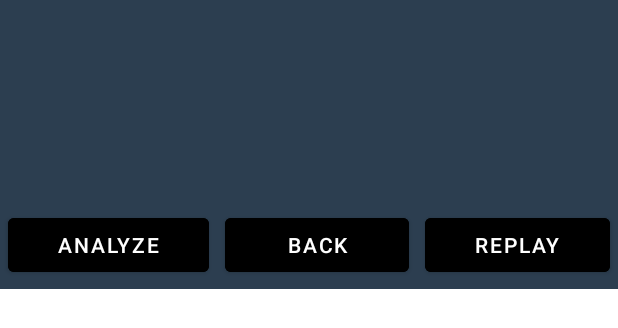
After one commit to Szakul1/chessApp, an Android app: the layout end_dialog.xml on its own in the app's theme, with its tools: preview values and no code run, on a phone screen of 412 x 824 dp. The commit adds this screen. Shown: the top 328 px of the screen. Run offline under Robolectric (Android 15) with nearby library versions, the phone set to English and light mode, and no system bars.

Commit message:
Add end dialog, and checking game finished

```diff
--- a/app/src/main/java/com/example/chessapp/MainActivity.java
+++ b/app/src/main/java/com/example/chessapp/MainActivity.java
@@ -44,6 +44,10 @@ public class MainActivity extends AppCompatActivity {
         viewPager2.setCurrentItem(1);
     }
 
+    public ViewPager2 getViewPager2() {
+        return viewPager2;
+    }
+
     @Override
     public void onBackPressed() {
         if (viewPager2.getCurrentItem() == 0) {
--- a/app/src/main/java/com/example/chessapp/game/logic/Game.java
+++ b/app/src/main/java/com/example/chessapp/game/logic/Game.java
@@ -42,9 +42,9 @@ public class Game {
         board.repaint();
         String returnString = engine.alphaBeta(Engine.globalDepth, Integer.MAX_VALUE,
                 Integer.MIN_VALUE, "", -1, !white);
-//        if (returnString.isEmpty()) {
-//
-//        }
+        if (returnString.isEmpty()) {
+            return "Black";
+        }
         makeMove(returnString.substring(0, 5));
         return returnString.substring(5);
     }
--- /dev/null
+++ b/app/src/main/res/layout/end_dialog.xml
@@ -0,0 +1,54 @@
+<?xml version="1.0" encoding="utf-8"?>
+<LinearLayout xmlns:android="http://schemas.android.com/apk/res/android"
+    android:orientation="vertical"
+    android:background="@color/midnightblue"
+    android:layout_width="match_parent"
+    android:layout_height="wrap_content">
+
+    <TextView
+        android:textColor="@color/white"
+        android:layout_marginVertical="40sp"
+        android:textSize="40sp"
+        android:textAlignment="center"
+        android:id="@+id/result"
+        android:layout_width="match_parent"
+        android:layout_height="wrap_content"
+        />
+
+    <LinearLayout
+        android:layout_width="match_parent"
+        android:layout_height="wrap_content"
+        android:gravity="center"
+        android:orientation="horizontal">
+
+        <Button
+            android:layout_width="wrap_content"
+            android:layout_height="wrap_content"
+            android:layout_margin="5sp"
+            android:layout_weight="1"
+            android:backgroundTint="@color/black"
+            android:id="@+id/analyzeButton"
+            android:text="analyze" />
+
+        <Button
+            android:layout_width="wrap_content"
+            android:layout_height="wrap_content"
+            android:layout_margin="5sp"
+            android:layout_weight="1"
+            android:backgroundTint="@color/black"
+            android:text="back"
+            android:id="@+id/back"
+            />
+
+        <Button
+            android:layout_width="wrap_content"
+            android:layout_height="wrap_content"
+            android:layout_margin="5sp"
+            android:layout_weight="1"
+            android:backgroundTint="@color/black"
+            android:id="@+id/replay"
+            android:text="replay" />
+
+    </LinearLayout>
+
+</LinearLayout>
--- a/app/src/main/res/values/colors.xml
+++ b/app/src/main/res/values/colors.xml
@@ -8,4 +8,5 @@
     <color name="black">#FF000000</color>
     <color name="white">#FFFFFFFF</color>
     <color name="grey">#808080</color>
+    <color name="midnightblue">#2c3e50</color>
 </resources>
```
Also changed, not shown: app/src/main/java/com/example/chessapp/game/Board.java (+58 -4 lines).
